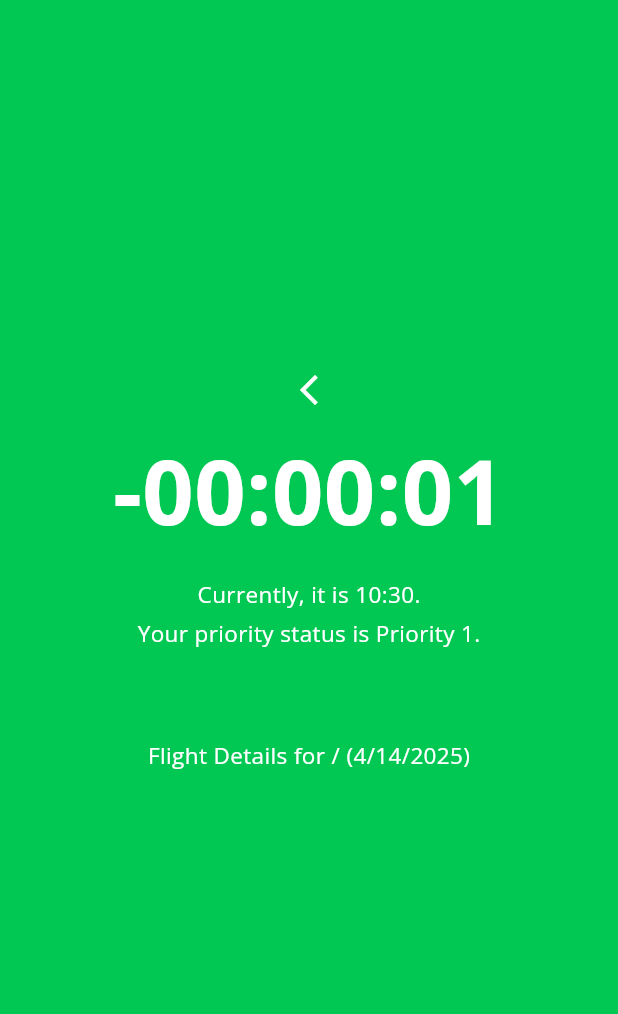
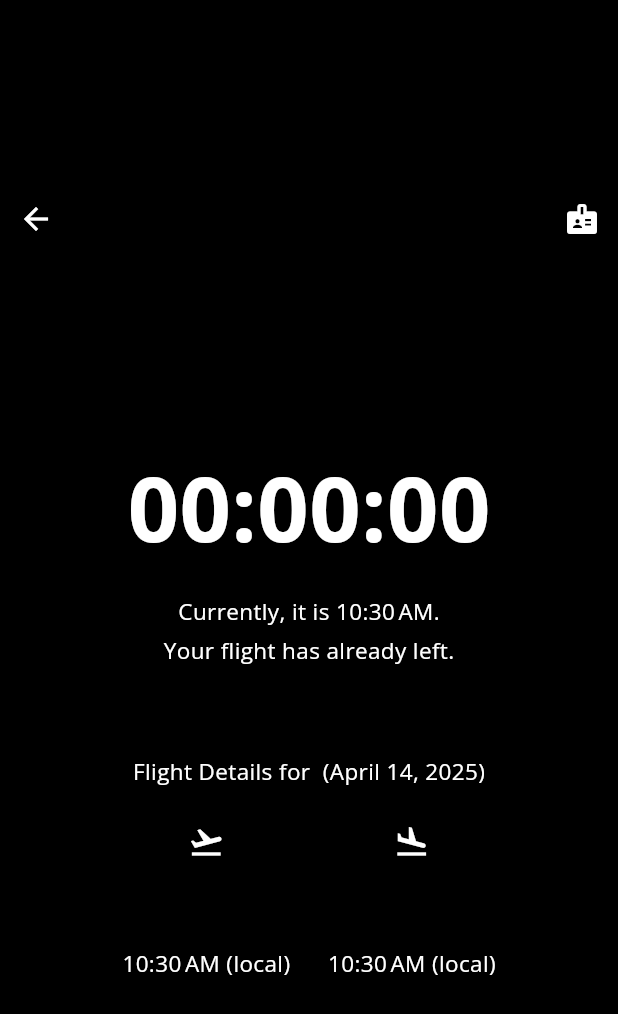
Before and after one commit to cbcode4007/airport-travel-app, a Flutter app: the TimerPage screen opened directly with empty values, on a phone screen of 412 x 824 dp. Shown: the top 1014 px of the screen. Run offline on Flutter 3.47's test engine with Material 3 defaults, Android fonts, the light colour scheme and no system bars; our stand-ins replace google_fonts.

Commit message:
Timer Page v1 Functional with Workaround and Routing

```diff
--- a/lib/screen/timer.dart
+++ b/lib/screen/timer.dart
@@ -1,8 +1,14 @@
+// Future class for asynchronous updating.
 import 'dart:async';
+// Route to the next screen.
+import 'package:airport_travel_app/screen/passport.dart';
+// Flight data.
 import 'package:airport_travel_app/model/flight.dart';
+// Material app design, or in other words Google recommendations for UI.
 import 'package:flutter/material.dart';
 // Open Sans Font.
 import 'package:google_fonts/google_fonts.dart';
+// Date manipulation.
 import 'package:intl/intl.dart';
 
 // This class is the configuration for the state. It holds the values (in this
@@ -25,23 +31,27 @@ class TimerPage extends StatefulWidget {
 
 // This class controls all of the logic for the state of this widget.
 class _TimerPageState extends State<TimerPage> {
+  // Variables to be updated in code later.
   // Initially empty error message String for later assignment.
-  String errorMessage = '';
-  //
-  String _priority = '';
-  // Background colour which changes at certain times.
+  String errorMessage = 'Loading...';
+  // Initialize information displays.
+  String priority = 'Your priority status is Priority 3';
+  String departTime = 'Loading...';
+  String arriveTime = 'Loading...';
+  String date = DateFormat.yMMMMd().format(DateTime.now());
+  String currentTime = DateFormat.Hm().format(DateTime.now());
+  String departTimer = 'Loading...';
+
+  // Initialize the background colour which changes at certain times.
   Color? _color = Colors.red[400];
-
+  // Initialize the timer for constant updating of the program.
   late Timer _clockTimer;
-  late String _currentTime = DateFormat.Hm().format(DateTime.now());
-  late String _date = DateFormat.Hm().format(DateTime.now());
-  late String _departureTime = '';
 
   @override
   void initState() {
     super.initState();
+    _startClock();
     _updateTime();
-    _startClock();
   }
 
   void _startClock() {
@@ -55,29 +65,39 @@ class _TimerPageState extends State<TimerPage> {
   }
 
   void _updateTime() {
-    final now = DateTime.now();
-    _date = DateFormat.yMd().format(now);
-    // Format raw json departure date and time for timer (workaround using a standard universal date format for API)
-    // Remove UTC offset from string data
+    // Format raw json departure date and time for timer (workaround using a standard universal date format for API).
+    // Remove UTC offset from string data (+00:00 is chopped off of the end).
     String departDateString = widget.flight.departDate.toString().substring(0,19);
-    // Send back to date for operations with current time
+    // Send back to date for operations with current time and formatting.
     DateTime departDate = DateTime.parse(departDateString);
-    // Calculate time until flight
-    Duration difference = departDate.difference(now);
+    date = DateFormat.yMMMMd().format(departDate);
+    // Calculate time until flight.
+    Duration difference = departDate.difference(DateTime.now());
+
+    // Format raw json arrival date and time for display (workaround using a standard universal date format for API)
+    // Remove UTC offset from string data.
+    String arriveDateString = widget.flight.arriveDate.toString().substring(0,19);
+    // Send back to date for formatting.
+    DateTime arriveDate = DateTime.parse(arriveDateString);
 
     setState(() {
-      _currentTime = DateFormat.Hm().format(now);
-      _departureTime = _printDuration(difference);
-      _color = Colors.red[400];
-      _priority = 'Priority 3';
       if (difference.inMinutes < 90)  {
-        _color = Colors.yellow[800];
-        _priority = 'Priority 2';
+        _color = Colors.amberAccent[700];
+        priority = 'Your priority status is Priority 2';
       }
       if (difference.inMinutes < 45) {
         _color = Colors.greenAccent[700];
-        _priority = 'Priority 1';
+        priority = 'Your priority status is Priority 1';
       }
+      if (difference.inMinutes < 1 && difference.inSeconds < 1) {
+        _color = Colors.black;
+        priority = 'Your flight has already left';
+        difference = const Duration(hours: 0, minutes: 0, seconds: 0);
+      }
+      currentTime = DateFormat.jm().format(DateTime.now());
+      departTimer = _printDuration(difference);
+      departTime = DateFormat.jm().format(departDate);
+      arriveTime = DateFormat.jm().format(arriveDate);
     });
   }
 
@@ -99,47 +119,134 @@ class _TimerPageState extends State<TimerPage> {
     Navigator.pushNamed(context, '/');
   }
 
+  void _passport() {
+    Navigator.push(
+      context,
+      MaterialPageRoute(
+        builder: (context) => PassportPage(title: 'passport',),
+      )
+    );
+  }
+
   @override
   Widget build(BuildContext context) {
     // This method is rerun every time setState is called.
     return Scaffold(
       backgroundColor: _color,
       body: Center(
-        // Center is a layout widget. It takes a single child and positions it
-        // in the middle of the parent.
         child: Column(
-          // Column is also a layout widget. It takes a list of children and
-          // arranges them vertically. By default, it sizes itself to fit its
-          // children horizontally, and tries to be as tall as its parent.
-          //
-          // Column has various properties to control how it sizes itself and
-          // how it positions its children. Here we use mainAxisAlignment to
-          // center the children vertically; the main axis here is the vertical
-          // axis because Columns are vertical (the cross axis would be
-          // horizontal).
           mainAxisAlignment: MainAxisAlignment.center,
           children: <Widget>[
-            IconButton(onPressed: _backToWelcome, icon: const Icon(Icons.arrow_back_ios_new), color: Colors.white,),
+            Row(
+              mainAxisAlignment: MainAxisAlignment.spaceBetween,
+              children: [
+                IconButton(onPressed: _backToWelcome, icon: const Icon(Icons.arrow_back), color: Colors.white,),
+                IconButton(onPressed: _passport, icon: const Icon(Icons.badge), color: Colors.white,),
+              ],
+            ),
+            const SizedBox(height: 125),
             Text(
-              _departureTime,
+              departTimer,
               style: GoogleFonts.openSans(color: Colors.white, fontSize: 60, fontWeight: FontWeight.bold)
             ),
             const SizedBox(height: 15),
             Text(
-              'Currently, it is $_currentTime.',
+              'Currently, it is $currentTime.',
               style: GoogleFonts.openSans(color: Colors.white, fontSize: 15)
             ),
             const SizedBox(height: 5),
             Text(
-              'Your priority status is $_priority.',
+              '$priority.',
               style: GoogleFonts.openSans(color: Colors.white, fontSize: 15)
             ),
             const SizedBox(height: 60),
             Text(
-              'Flight Details for ${widget.flight.flightIata}/${widget.flight.flightIcao} ($_date)',
+              'Flight Details for ${widget.flight.flightIata} ($date)',
               style: GoogleFonts.openSans(color: Colors.white, fontSize: 15)
             ),
-            const SizedBox(height: 75),
+            const SizedBox(height: 25),
+            Row (
+              mainAxisAlignment: MainAxisAlignment.center,
+              children: [
+                Column(
+                  children: [
+                    const Row(
+                      children: [
+                        Icon(
+                          Icons.flight_takeoff,
+                          color: Colors.white,
+                        ),
+                      ],
+                    ),
+                    Row(
+                      children: [
+                        Text(
+                          widget.flight.departNumber,
+                          style: GoogleFonts.openSans(color: Colors.white, fontSize: 25, fontWeight: FontWeight.bold)
+                        ),
+                      ],
+                    ),
+                    Row(
+                      children: [
+                        Text(
+                          widget.flight.departName,
+                          style: GoogleFonts.openSans(color: Colors.white, fontSize: 15)
+                        ),
+                      ],
+                    ),
+
+                    Row(
+                      children: [
+                        Text(
+                          '$departTime (local)',
+                          style: GoogleFonts.openSans(color: Colors.white, fontSize: 15)
+                        ),
+                      ],
+                    ),
+                  ],
+                ),
+                const SizedBox(
+                  width: 25
+                ),
+                Column(
+                  children: [
+                    const Row(
+                      children: [
+                        Icon(
+                          Icons.flight_land,
+                          color: Colors.white,
+                        ),
+                      ],
+                    ),
+                    Row(
+                      children: [
+                        Text(
+                          widget.flight.arriveNumber,
+                          style: GoogleFonts.openSans(color: Colors.white, fontSize: 25, fontWeight: FontWeight.bold)
+                        ),
+                      ],
+                    ),
+                    Row(
+                      children: [
+                        Text(
+                          widget.flight.arriveName,
+                          style: GoogleFonts.openSans(color: Colors.white, fontSize: 15)
+                        ),
+                      ],
+                    ),
+                    Row(
+                      children: [
+                        Text(
+                          '$arriveTime (local)',
+                          style: GoogleFonts.openSans(color: Colors.white, fontSize: 15)
+                        ),
+                      ],
+                    ),
+                  ],
+                ),
+              ],
+            ),
+            const SizedBox(height: 50),
           ],
         ),
       ),
```
Also changed, not shown: lib/screen/passport.dart (renamed from lib/screen/home.dart, +6 -6 lines).
